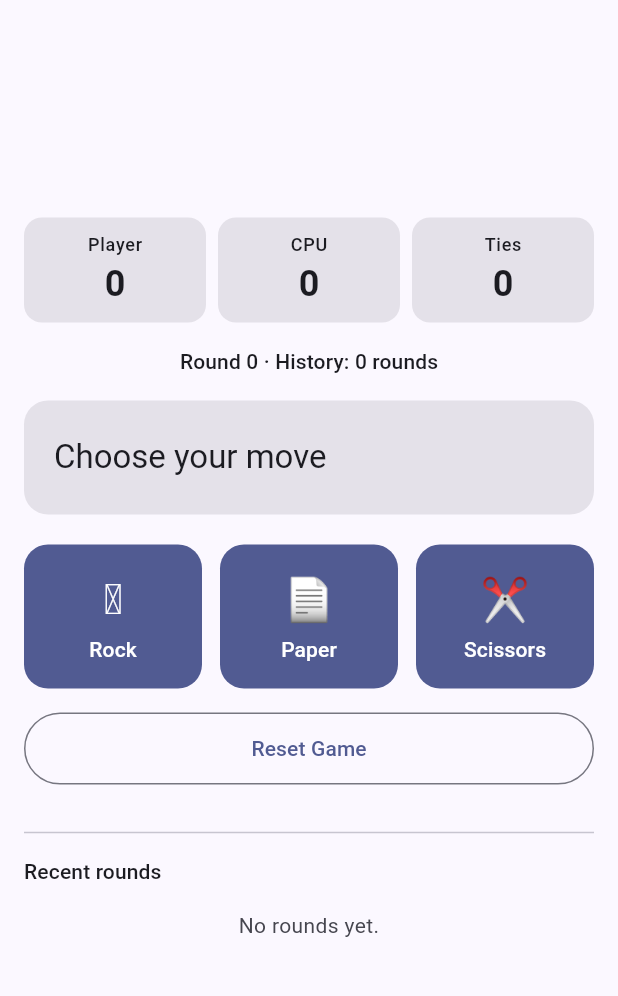
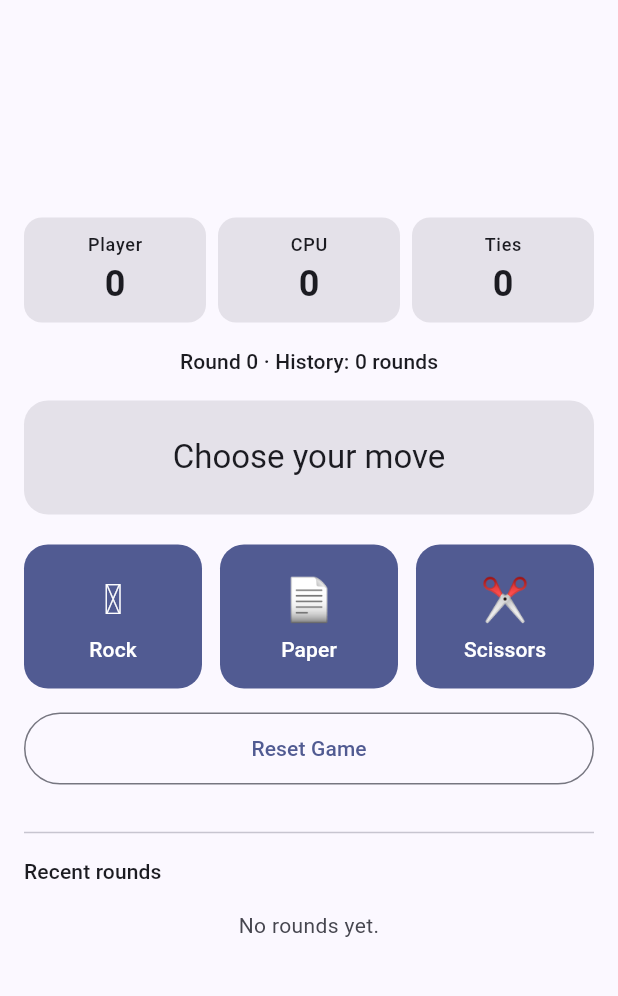
Before and after one commit to fvarli/rps_duel, a Flutter app: the screen it shows after launch, on a phone screen of 412 x 824 dp, the part 63-1059 px from its top. Run offline on Flutter 3.47's test engine with Material 3 defaults, Android fonts, the phone set to English and light mode, and no system bars; our stand-ins replace flutter_riverpod, go_router, shared_preferences; generated files the repository leaves out were written again.

Commit message:
feat: playable persistent polished animated RPS Duel MVP

```diff
--- a/lib/ui/game/game_screen.dart
+++ b/lib/ui/game/game_screen.dart
@@ -5,6 +5,7 @@ import 'package:flutter/material.dart';
 import 'package:rps_duel/data/local_game_storage.dart';
 import 'package:rps_duel/domain/duel_controller.dart';
 import 'package:rps_duel/domain/duel_phase.dart';
+import 'package:rps_duel/domain/duel_state.dart';
 import 'package:rps_duel/domain/move_choice.dart';
 import 'package:rps_duel/domain/round_outcome.dart';
 import 'package:rps_duel/domain/round_record.dart';
@@ -44,6 +45,30 @@ class _GameScreenState extends State<GameScreen> {
     if (mounted) {
       setState(() {});
     }
+  }
+
+  Widget _phaseChild(DuelState state) {
+    final theme = Theme.of(context);
+    return switch (state.phase) {
+      DuelPhase.reveal => _RevealArea(
+          key: const ValueKey<String>('reveal'),
+          playerMove: state.playerMove!,
+          cpuMove: state.cpuMove!,
+          outcome: state.outcome!,
+        ),
+      DuelPhase.playerSelected || DuelPhase.cpuThinking => Text(
+          'CPU is choosing…',
+          key: const ValueKey<String>('thinking'),
+          style: theme.textTheme.titleLarge,
+          textAlign: TextAlign.center,
+        ),
+      DuelPhase.idle => Text(
+          'Choose your move',
+          key: const ValueKey<String>('idle'),
+          style: theme.textTheme.titleLarge,
+          textAlign: TextAlign.center,
+        ),
+    };
   }
 
   Future<void> _loadAndApply() async {
@@ -108,8 +133,6 @@ class _GameScreenState extends State<GameScreen> {
     final state = _controller.state;
     final phase = state.phase;
     final isIdle = phase == DuelPhase.idle;
-    final isThinking =
-        phase == DuelPhase.playerSelected || phase == DuelPhase.cpuThinking;
     final isReveal = phase == DuelPhase.reveal;
     final historyCount = state.history.length;
     final historyWord = historyCount == 1 ? 'round' : 'rounds';
@@ -159,23 +182,16 @@ class _GameScreenState extends State<GameScreen> {
                   ),
                   const SizedBox(height: 16),
                   _DuelSurface(
-                    child: isReveal
-                        ? _RevealArea(
-                            playerMove: state.playerMove!,
-                            cpuMove: state.cpuMove!,
-                            outcome: state.outcome!,
-                          )
-                        : isThinking
-                            ? Text(
-                                'CPU is choosing…',
-                                style:
-                                    Theme.of(context).textTheme.titleLarge,
-                              )
-                            : Text(
-                                'Choose your move',
-                                style:
-                                    Theme.of(context).textTheme.titleLarge,
-                              ),
+                    child: AnimatedSize(
+                      duration: const Duration(milliseconds: 220),
+                      alignment: Alignment.topCenter,
+                      child: AnimatedSwitcher(
+                        duration: const Duration(milliseconds: 220),
+                        switchInCurve: Curves.easeOut,
+                        switchOutCurve: Curves.easeIn,
+                        child: _phaseChild(state),
+                      ),
+                    ),
                   ),
                   const SizedBox(height: 20),
                   Row(
@@ -266,10 +282,14 @@ class _ScoreCard extends StatelessWidget {
               child: Text(label, style: theme.textTheme.labelMedium),
             ),
             const SizedBox(height: 2),
-            Text(
-              '$value',
-              style: theme.textTheme.headlineSmall?.copyWith(
-                fontWeight: FontWeight.w600,
+            AnimatedSwitcher(
+              duration: const Duration(milliseconds: 180),
+              child: Text(
+                '$value',
+                key: ValueKey<int>(value),
+                style: theme.textTheme.headlineSmall?.copyWith(
+                  fontWeight: FontWeight.w600,
+                ),
               ),
             ),
           ],
@@ -300,6 +320,7 @@ class _DuelSurface extends StatelessWidget {
 
 class _RevealArea extends StatelessWidget {
   const _RevealArea({
+    super.key,
     required this.playerMove,
     required this.cpuMove,
     required this.outcome,
```
Also changed, not shown: 1 other file.
